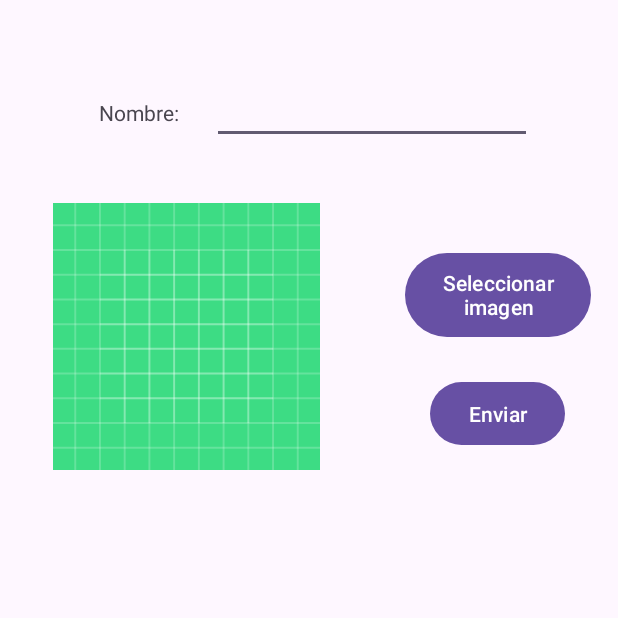
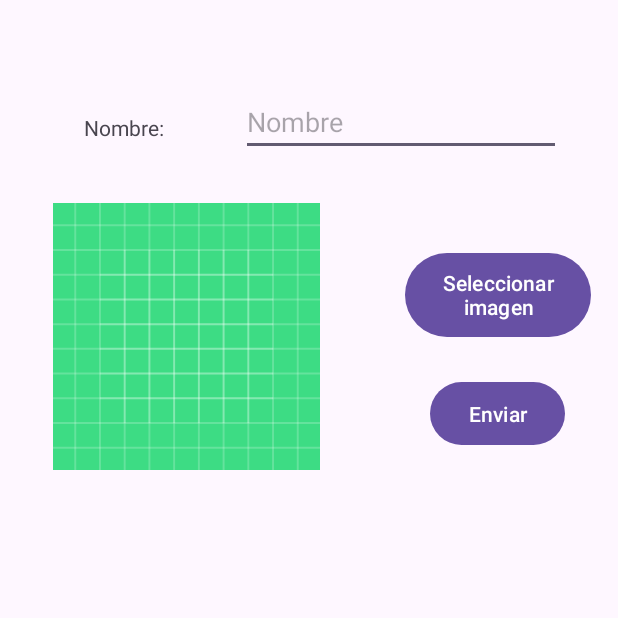
Before and after one commit to JesusOsorio-19/RedSom-Moviles, an Android app: the screen it shows after launch (MainActivity), on a phone screen of 412 x 824 dp, the top half of it. Run offline under Robolectric (Android 15) with nearby library versions, the phone set to English and light mode, and no system bars; our stand-ins replace Firebase (no records; nobody signed in at launch, a user with empty details on screens opened directly); pictures from the network do not load; 7 statements that could not run were skipped.

Commit message:
final details

```diff
--- a/app/src/main/java/com/example/mybraintumordetection/MainActivity.kt
+++ b/app/src/main/java/com/example/mybraintumordetection/MainActivity.kt
@@ -61,6 +61,7 @@ class MainActivity : AppCompatActivity() {
 
         binding.btnenviar.setOnClickListener(object : View.OnClickListener{
             override fun onClick(v: View?) {
+
                 if (Miuri != null) {
                     val reference = storageReference.child("imgbraintumor/${UUID.randomUUID()}")
                     reference.putFile(Miuri!!).addOnSuccessListener {
@@ -73,10 +74,13 @@ class MainActivity : AppCompatActivity() {
                                     return@addOnSuccessListener
                                 }
 
+
                                 predictTumor(imageUrl, nombre) // Envía la URL a la API
                             }.addOnFailureListener { exception ->
                                 Toast.makeText(applicationContext, "Error al obtener URL: ${exception.message}", Toast.LENGTH_LONG).show()
                             }
+
+
                         }
                         .addOnFailureListener { exception ->
                             Toast.makeText(applicationContext, "Error al subir la imagen: ${exception.message}", Toast.LENGTH_LONG).show()
@@ -84,6 +88,8 @@ class MainActivity : AppCompatActivity() {
                 } else {
                     Toast.makeText(applicationContext, "Seleccione una imagen primero", Toast.LENGTH_SHORT).show()
                 }
+
+                Toast.makeText(applicationContext, "Iniciando proceso...", Toast.LENGTH_LONG).show()
 
             }
         })
@@ -163,8 +169,6 @@ class MainActivity : AppCompatActivity() {
             }
         })
 
-
-
     }
 
     private fun predictTumor(imageUrl: String, nombre: String) {
@@ -172,6 +176,8 @@ class MainActivity : AppCompatActivity() {
             Toast.makeText(applicationContext, "Ingrese un nombre válido", Toast.LENGTH_SHORT).show()
             return
         }
+
+
 
         val requestData = RequestData(imageUrl)
 
@@ -184,8 +190,10 @@ class MainActivity : AppCompatActivity() {
                     val key = databaseReference.child("Tumor cerebral").push().key ?: ""
                     val brainTumor = BrainTumor(nombre, key, imageUrl, prediction)
 
-                    // Guardar en Firebase
                     databaseReference.child("Tumor cerebral").child(key).setValue(brainTumor)
+
+                    binding.txtnombre.setText("")
+                    binding.imgFoto.setImageDrawable(null)
 
                 } else {
                     Toast.makeText(applicationContext, "Error en la predicción", Toast.LENGTH_LONG).show()
--- a/app/src/main/res/layout/activity_main.xml
+++ b/app/src/main/res/layout/activity_main.xml
@@ -24,13 +24,14 @@
         android:layout_width="wrap_content"
         android:layout_height="wrap_content"
         android:ems="10"
-        android:inputType="text"
+        android:hint="Nombre"
+        android:inputType="textCapWords"
         app:layout_constraintBottom_toBottomOf="parent"
         app:layout_constraintEnd_toEndOf="parent"
-        app:layout_constraintHorizontal_bias="0.711"
+        app:layout_constraintHorizontal_bias="0.81"
         app:layout_constraintStart_toStartOf="parent"
         app:layout_constraintTop_toTopOf="parent"
-        app:layout_constraintVertical_bias="0.065" />
+        app:layout_constraintVertical_bias="0.075" />
 
     <TextView
         android:id="@+id/textView2"
@@ -39,10 +40,10 @@
         android:text="Nombre:"
         app:layout_constraintBottom_toBottomOf="parent"
         app:layout_constraintEnd_toEndOf="parent"
-        app:layout_constraintHorizontal_bias="0.184"
+        app:layout_constraintHorizontal_bias="0.156"
         app:layout_constraintStart_toStartOf="parent"
         app:layout_constraintTop_toTopOf="parent"
-        app:layout_constraintVertical_bias="0.081" />
+        app:layout_constraintVertical_bias="0.094" />
 
     <ListView
         android:id="@+id/lvmisbraintumors"
```
Also changed, not shown: app/src/main/res/layout/misfilas.xml (+4 -4 lines).
